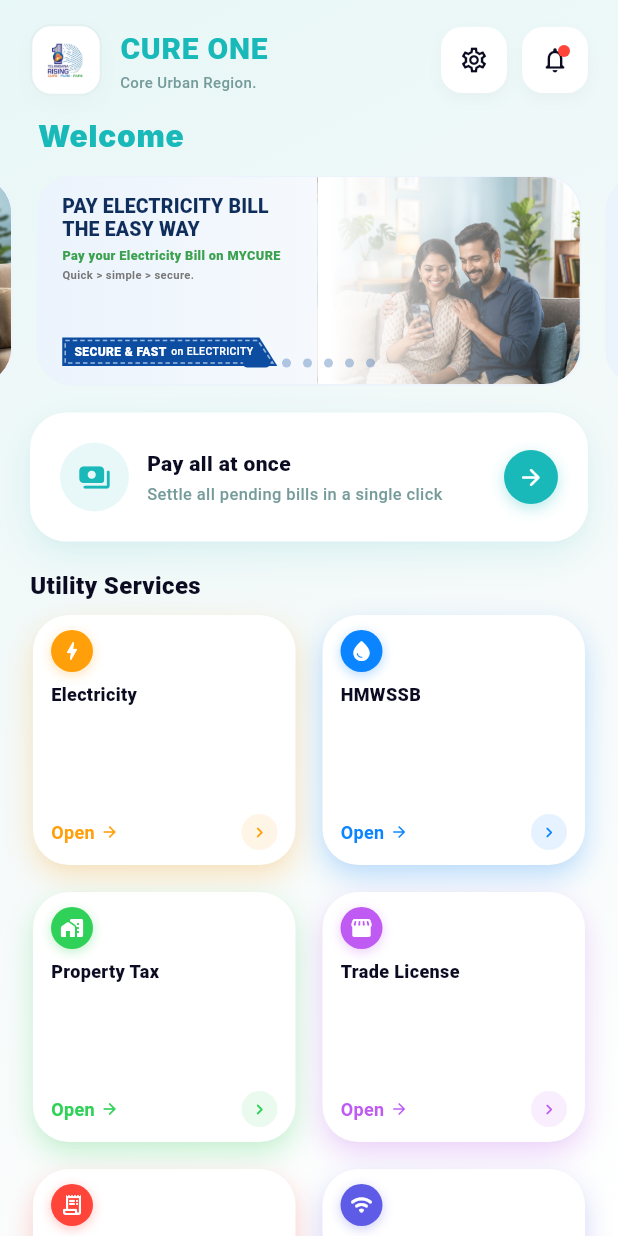
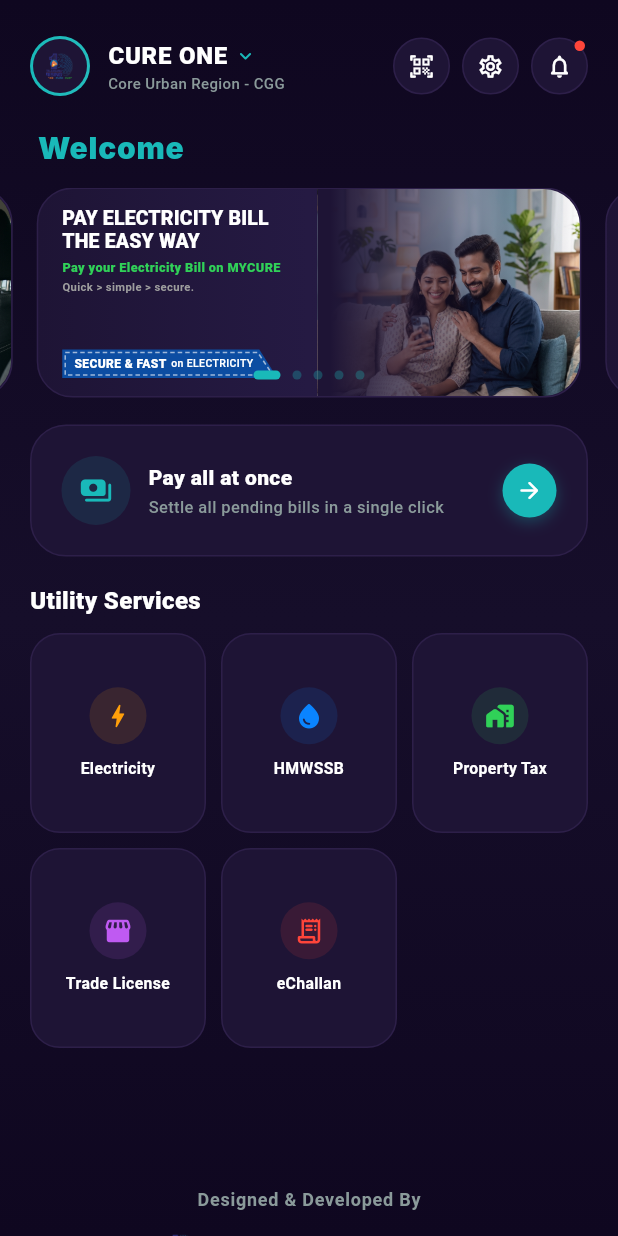
Before and after one commit to enk1141/cureone, a Flutter app: the DashboardScreen screen opened by its route, on a phone screen of 412 x 824 dp. Run offline on Flutter 3.47's test engine with Material 3 defaults, Android fonts, the phone set to English and light mode, and no system bars; drawn by our look-alikes of carousel_slider; our stand-ins replace flutter_bloc; Roboto replaces fonts that are missing (Inter).

Commit message:
changes made for background of application and theme

```diff
--- a/lib/features/dashboard/bloc/dashboard_bloc.dart
+++ b/lib/features/dashboard/bloc/dashboard_bloc.dart
@@ -11,7 +11,6 @@
         {"title": "Property Tax", "type": "property_tax"},
         {"title": "Trade License", "type": "trade"},
         {"title": "eChallan", "type": "echallan"},
-        {"title": "Broadband", "type": "broadband"},
       ]));
     });
   }
--- a/lib/features/dashboard/screens/dashboard.dart
+++ b/lib/features/dashboard/screens/dashboard.dart
@@ -64,12 +64,12 @@
         body: Container(
           decoration: const BoxDecoration(
             gradient: LinearGradient(
-              begin: Alignment.topLeft,
-              end: Alignment.bottomRight,
+              begin: Alignment.topCenter,
+              end: Alignment.bottomCenter,
               colors: [
-                Color(0xFFE8F7F7), // Soft teal/cyan tint
-                Color(0xFFF4F9F9), // Light background
-                Colors.white,
+                Color(0xFF0F0720), // Deep violet-black
+                Color(0xFF160E2A), // Dark purple
+                Color(0xFF0F0720),
               ],
             ),
           ),
@@ -125,55 +125,61 @@
 
   Widget _buildHeader(BuildContext context) {
     return Padding(
-      padding: const EdgeInsets.symmetric(horizontal: 20),
+      padding: const EdgeInsets.symmetric(horizontal: 20, vertical: 8),
       child: Row(
         children: [
-          // Logo container matching design
+          // Profile Avatar with gradient border
           Container(
-            height: 48,
-            width: 48,
-            decoration: BoxDecoration(
-              color: Colors.white,
-              borderRadius: BorderRadius.circular(14),
-              border: Border.all(
-                color: const Color(0xFFE2F0F0),
-                width: 1.5,
+            padding: const EdgeInsets.all(2),
+            decoration: const BoxDecoration(
+              shape: BoxShape.circle,
+              gradient: LinearGradient(
+                colors: [Color(0xFF19B9B9), Color(0xFF24BDBD)],
               ),
-              boxShadow: [
-                BoxShadow(
-                  color: Colors.black.withOpacity(0.02),
-                  blurRadius: 10,
-                  offset: const Offset(0, 4),
             ),
-              ],
-            ),
-            child: Padding(
-              padding: const EdgeInsets.all(8),
+            child: CircleAvatar(
+              radius: 18,
+              backgroundColor: const Color(0xFF1E1435),
+              child: ClipOval(
                 child: Image.asset(
                   "assets/logo.png",
                   fit: BoxFit.contain,
+                  height: 22,
+                  width: 22,
+                ),
               ),
             ),
           ),
           const SizedBox(width: 12),
-          // App Title
+          // User location / app branding info
           const Expanded(
             child: Column(
               crossAxisAlignment: CrossAxisAlignment.start,
+              mainAxisSize: MainAxisSize.min,
+              children: [
+                Row(
                   children: [
                     Text(
                       "CURE ONE",
                       style: TextStyle(
-                    color: Color(0xFF19B9B9),
-                    fontSize: 20,
+                        color: Colors.white,
+                        fontSize: 16,
                         fontWeight: FontWeight.w900,
                         letterSpacing: 0.5,
                       ),
                     ),
+                    SizedBox(width: 4),
+                    Icon(
+                      Icons.keyboard_arrow_down_rounded,
+                      color: Color(0xFF19B9B9),
+                      size: 16,
+                    ),
+                  ],
+                ),
                 Text(
-                  "Core Urban Region.",
+                  "Core Urban Region - CGG",
                   style: TextStyle(
-                    color: Color(0xFF769B9B),
+                    color: Color(0xFF8A9A9A),
                     fontSize: 10,
                     fontWeight: FontWeight.w500,
                   ),
@@ -181,15 +187,19 @@
               ],
             ),
           ),
-          // Action Buttons
+          // Action Buttons: QR Scan, Settings, Notifications
           Row(
             children: [
-              const SizedBox(width: 10),
+              _buildHeaderButton(
+                icon: Icons.qr_code_scanner_rounded,
+                onPressed: () {},
+              ),
+              const SizedBox(width: 8),
               _buildHeaderButton(
                 icon: Icons.settings_outlined,
                 onPressed: () {},
               ),
-              const SizedBox(width: 10),
+              const SizedBox(width: 8),
               _buildHeaderButton(
                 icon: Icons.notifications_none_rounded,
                 hasBadge: true,
@@ -210,34 +220,33 @@
     return Stack(
       children: [
         Container(
-          height: 44,
-          width: 44,
+          height: 38,
+          width: 38,
           decoration: BoxDecoration(
-            color: Colors.white,
-            borderRadius: BorderRadius.circular(14),
-            boxShadow: [
-              BoxShadow(
-                color: Colors.black.withOpacity(0.03),
-                blurRadius: 8,
-                offset: const Offset(0, 4),
+            color: const Color(0xFF1E1435),
+            shape: BoxShape.circle,
+            border: Border.all(
+              color: const Color(0xFF2D1F49),
+              width: 1,
             ),
-            ],
           ),
           child: IconButton(
-            icon: Icon(icon, color: const Color(0xFF0B0B22), size: 20),
+            icon: Icon(icon, color: Colors.white, size: 18),
             onPressed: onPressed,
-            splashRadius: 22,
+            padding: EdgeInsets.zero,
+            constraints: const BoxConstraints(),
+            splashRadius: 20,
           ),
         ),
         if (hasBadge)
           Positioned(
-            right: 12,
-            top: 12,
+            right: 2,
+            top: 2,
             child: Container(
-              height: 8,
-              width: 8,
+              height: 7,
+              width: 7,
               decoration: const BoxDecoration(
-                color: Color(0xFFFF453A), // Red badge dot
+                color: Color(0xFFFF453A),
                 shape: BoxShape.circle,
               ),
             ),
@@ -288,14 +297,6 @@
         badgeRest: "on TRAFFIC CHALLANS",
         photoAsset: "assets/echallan_photo.png",
       ),
-      _buildBannerCard(
-        line1: "PAY BROADBAND BILL",
-        line2: "THE EASY WAY",
-        tagline: "Pay your Broadband Bill on MYCURE",
-        badgeHighlight: "QUICK PAY",
-        badgeRest: "on BROADBAND",
-        photoAsset: "assets/broadband_photo.png",
-      ),
     ];
 
     return SizedBox(
@@ -342,8 +343,8 @@
                   decoration: BoxDecoration(
                     borderRadius: BorderRadius.circular(3),
                     color: _currentBannerIndex == entry.key
-                        ? const Color(0xFF0C4DA2)
-                        : const Color(0xFF0C4DA2).withOpacity(0.3),
+                        ? const Color(0xFF19B9B9)
+                        : const Color(0xFF19B9B9).withOpacity(0.3),
                   ),
                 );
               }).toList(),
@@ -369,14 +370,14 @@
           begin: Alignment.centerLeft,
           end: Alignment.centerRight,
           colors: [
-            Color(0xFFEBF3FC),
-            Color(0xFFF5F9FD),
-            Color(0xFFFFFFFF),
+            Color(0xFF1E1435),
+            Color(0xFF251A43),
+            Color(0xFF1E1435),
           ],
         ),
         borderRadius: BorderRadius.circular(24),
         border: Border.all(
-          color: const Color(0xFFEBF3FC),
+          color: const Color(0xFF2D1F49),
           width: 1,
         ),
       ),
@@ -404,9 +405,9 @@
                           begin: Alignment.centerRight,
                           end: Alignment.centerLeft,
                           colors: [
-                            Color(0x00FFFFFF),
-                            Color(0x80FFFFFF),
-                            Color(0xFFFFFFFF),
+                            Color(0x001E1435),
+                            Color(0x801E1435),
+                            Color(0xFF1E1435),
                           ],
                           stops: [0.0, 0.5, 0.95],
                         ),
@@ -431,7 +432,7 @@
                           style: const TextStyle(
                             fontSize: 13,
                             fontWeight: FontWeight.w900,
-                            color: Color(0xFF0F2E5C),
+                            color: Colors.white,
                             height: 1.15,
                             letterSpacing: 0.1,
                           ),
@@ -441,7 +442,7 @@
                           style: const TextStyle(
                             fontSize: 13,
                             fontWeight: FontWeight.w900,
-                            color: Color(0xFF0F2E5C),
+                            color: Colors.white,
                             height: 1.15,
                             letterSpacing: 0.1,
                           ),
@@ -452,7 +453,7 @@
                           style: const TextStyle(
                             fontSize: 8.5,
                             fontWeight: FontWeight.w800,
-                            color: Color(0xFF3BA14E),
+                            color: Color(0xFF30D158),
                           ),
                         ),
                         const SizedBox(height: 2),
@@ -461,7 +462,7 @@
                           style: TextStyle(
                             fontSize: 7.5,
                             fontWeight: FontWeight.w600,
-                            color: Color(0xFF777777),
+                            color: Colors.grey,
                           ),
                         ),
                       ],
@@ -510,7 +511,7 @@
       child: Text(
         "Utility Services",
         style: TextStyle(
-          color: Color(0xFF0B0B22),
+          color: Colors.white,
           fontSize: 16,
           fontWeight: FontWeight.w800,
         ),
@@ -535,12 +536,12 @@
         return GridView.builder(
           shrinkWrap: true,
           physics: const NeverScrollableScrollPhysics(),
-          padding: const EdgeInsets.only(left: 22, right: 22, top: 2, bottom: 8),
+          padding: const EdgeInsets.only(left: 20, right: 20, top: 4, bottom: 8),
           gridDelegate: const SliverGridDelegateWithFixedCrossAxisCount(
-            crossAxisCount: 2,
-            crossAxisSpacing: 18,
-            mainAxisSpacing: 18,
-            childAspectRatio: 1.05,
+            crossAxisCount: 3,
+            crossAxisSpacing: 10,
+            mainAxisSpacing: 10,
+            childAspectRatio: 0.88,
           ),
           itemCount: state.bills.length,
           itemBuilder: (context, index) {
@@ -551,112 +552,55 @@
 
             final IconData iconData = theme['icon'] as IconData;
             final Color accentColor = theme['color'] as Color;
-            final Color shadowColor = theme['shadowColor'] as Color;
 
             return Container(
               decoration: BoxDecoration(
-                color: Colors.white,
-                borderRadius: BorderRadius.circular(24),
-                boxShadow: [
-                  BoxShadow(
-                    color: shadowColor,
-                    blurRadius: 16,
-                    spreadRadius: 0,
-                    offset: const Offset(0, 8),
+                color: const Color(0xFF1E1435),
+                borderRadius: BorderRadius.circular(20),
+                border: Border.all(
+                  color: const Color(0xFF2D1F49),
+                  width: 1,
                 ),
-                  BoxShadow(
-                    color: Colors.black.withOpacity(0.01),
-                    blurRadius: 4,
-                    offset: const Offset(0, 2),
-                  ),
-                ],
               ),
               child: Material(
                 color: Colors.transparent,
                 child: InkWell(
-                  borderRadius: BorderRadius.circular(24),
+                  borderRadius: BorderRadius.circular(20),
                   onTap: () {
                     // Navigate or perform action
                   },
                   child: Padding(
-                    padding: const EdgeInsets.symmetric(horizontal: 12, vertical: 10),
+                    padding: const EdgeInsets.all(10),
                     child: Column(
-                      crossAxisAlignment: CrossAxisAlignment.start,
-                      mainAxisAlignment: MainAxisAlignment.spaceBetween,
+                      mainAxisAlignment: MainAxisAlignment.center,
                       children: [
-                        Column(
-                          crossAxisAlignment: CrossAxisAlignment.start,
-                          children: [
-                            // Icon circle
+                        // Icon circle with subtle glow background
                         Container(
-                              height: 28,
-                              width: 28,
+                          height: 38,
+                          width: 38,
                           decoration: BoxDecoration(
-                                color: accentColor,
+                            color: accentColor.withOpacity(0.12),
                             shape: BoxShape.circle,
-                                boxShadow: [
-                                  BoxShadow(
-                                    color: accentColor.withOpacity(0.3),
-                                    blurRadius: 6,
-                                    offset: const Offset(0, 2),
-                                  ),
-                                ],
                           ),
                           child: Icon(
                             iconData,
-                                color: Colors.white,
-                                size: 16,
+                            color: accentColor,
+                            size: 20,
                           ),
                         ),
-                            const SizedBox(height: 6),
+                        const SizedBox(height: 10),
                         // Service Title
                         Text(
                           title,
+                          textAlign: TextAlign.center,
+                          maxLines: 2,
+                          overflow: TextOverflow.ellipsis,
                           style: const TextStyle(
-                                color: Color(0xFF0B0B22),
-                                fontSize: 12,
-                                fontWeight: FontWeight.w800,
+                            color: Colors.white,
+                            fontSize: 10.5,
+                            fontWeight: FontWeight.w700,
+                            height: 1.2,
                           ),
-                            ),
-                          ],
-                        ),
-                        // Bottom row: "Open ->" and mini arrow button
-                        Row(
-                          mainAxisAlignment: MainAxisAlignment.spaceBetween,
-                          children: [
-                            Row(
-                              mainAxisSize: MainAxisSize.min,
-                              children: [
-                                Text(
-                                  "Open",
-                                  style: TextStyle(
-                                    color: accentColor,
-                                    fontSize: 12,
-                                    fontWeight: FontWeight.w700,
-                                  ),
-                                ),
-                                const SizedBox(width: 4),
-                                Icon(
-                                  Icons.arrow_forward,
-                                  color: accentColor,
-                                  size: 12,
-                                ),
-                              ],
-                            ),
-                            Container(
-                              height: 24,
-                              width: 24,
-                              decoration: BoxDecoration(
-                                color: accentColor.withOpacity(0.1),
-                                shape: BoxShape.circle,
-                              ),
-                              child: Icon(
-                                Icons.chevron_right_rounded,
-                                color: accentColor,
-                                size: 14,
-                              ),
-                            ),
-                          ],
                         ),
                       ],
                     ),
@@ -675,21 +619,12 @@
       padding: const EdgeInsets.symmetric(horizontal: 20),
       child: Container(
         decoration: BoxDecoration(
-          color: Colors.white,
+          color: const Color(0xFF1E1435),
           borderRadius: BorderRadius.circular(24),
-          boxShadow: [
-            BoxShadow(
-              color: const Color(0xFF19B9B9).withOpacity(0.12),
-              blurRadius: 20,
-              spreadRadius: 0,
-              offset: const Offset(0, 8),
+          border: Border.all(
+            color: const Color(0xFF2D1F49),
+            width: 1,
           ),
-            BoxShadow(
-              color: Colors.black.withOpacity(0.01),
-              blurRadius: 4,
-              offset: const Offset(0, 2),
-            ),
-          ],
         ),
         child: Material(
           color: Colors.transparent,
@@ -706,7 +641,7 @@
                     height: 46,
                     width: 46,
                     decoration: BoxDecoration(
-                      color: const Color(0xFF19B9B9).withOpacity(0.1),
+                      color: const Color(0xFF19B9B9).withOpacity(0.12),
                       shape: BoxShape.circle,
                     ),
                     child: const Icon(
@@ -723,7 +658,7 @@
                         Text(
                           "Pay all at once",
                           style: TextStyle(
-                            color: Color(0xFF0B0B22),
+                            color: Colors.white,
                             fontSize: 14,
                             fontWeight: FontWeight.w800,
                           ),
@@ -732,7 +667,7 @@
                         Text(
                           "Settle all pending bills in a single click",
                           style: TextStyle(
-                            color: Color(0xFF769B9B),
+                            color: Color(0xFF8A9A9A),
                             fontSize: 11,
                             fontWeight: FontWeight.w500,
                           ),
--- a/lib/main.dart
+++ b/lib/main.dart
@@ -15,7 +15,7 @@
       title: 'MY CURE',
       theme: ThemeData(
         fontFamily: 'Roboto',
-        scaffoldBackgroundColor: const Color(0xFFF4FCFC),
+        scaffoldBackgroundColor: const Color(0xFF0F0720),
       ),
       onGenerateRoute: AppRoutes.generateRoute,
       initialRoute: AppRoutes.login,
```
Also changed, not shown: lib/features/auth/screens/create_mpin_screen.dart (+14 -12 lines), lib/features/auth/screens/enter_mpin_screen.dart (+20 -13 lines), lib/features/auth/screens/login_screen.dart (+15 -15 lines), lib/features/auth/screens/otpscreen.dart (+15 -13 lines). Lines whose indentation alone changed are shown as unchanged.
